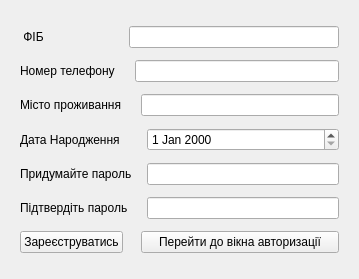
This is kursovaya/mainmenu.ui in Laffin01/kursovaya1 as Qt 5 draws it before an edit. The edited form follows.
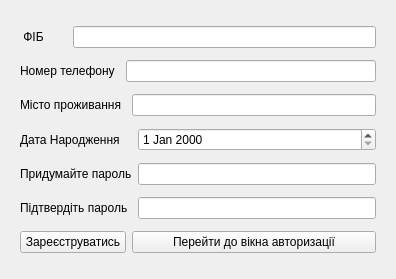
This is the edited form. The open tabs and pages were chosen to show the change.

```diff
--- a/kursovaya/mainmenu.ui
+++ b/kursovaya/mainmenu.ui
@@ -6,7 +6,7 @@
    <rect>
     <x>0</x>
     <y>0</y>
-    <width>359</width>
+    <width>396</width>
     <height>279</height>
    </rect>
   </property>
@@ -96,13 +96,6 @@
          </property>
         </widget>
        </item>
-       <item row="6" column="0">
-        <widget class="QPushButton" name="pushButton_4">
-         <property name="text">
-          <string>Зареєструватись</string>
-         </property>
-        </widget>
-       </item>
        <item row="1" column="0" colspan="2">
         <widget class="QLabel" name="label_6">
          <property name="text">
@@ -153,6 +146,13 @@
          </property>
         </widget>
        </item>
+       <item row="6" column="0" colspan="3">
+        <widget class="QPushButton" name="pushButton_4">
+         <property name="text">
+          <string>Зареєструватись</string>
+         </property>
+        </widget>
+       </item>
       </layout>
      </widget>
     </widget>
```
